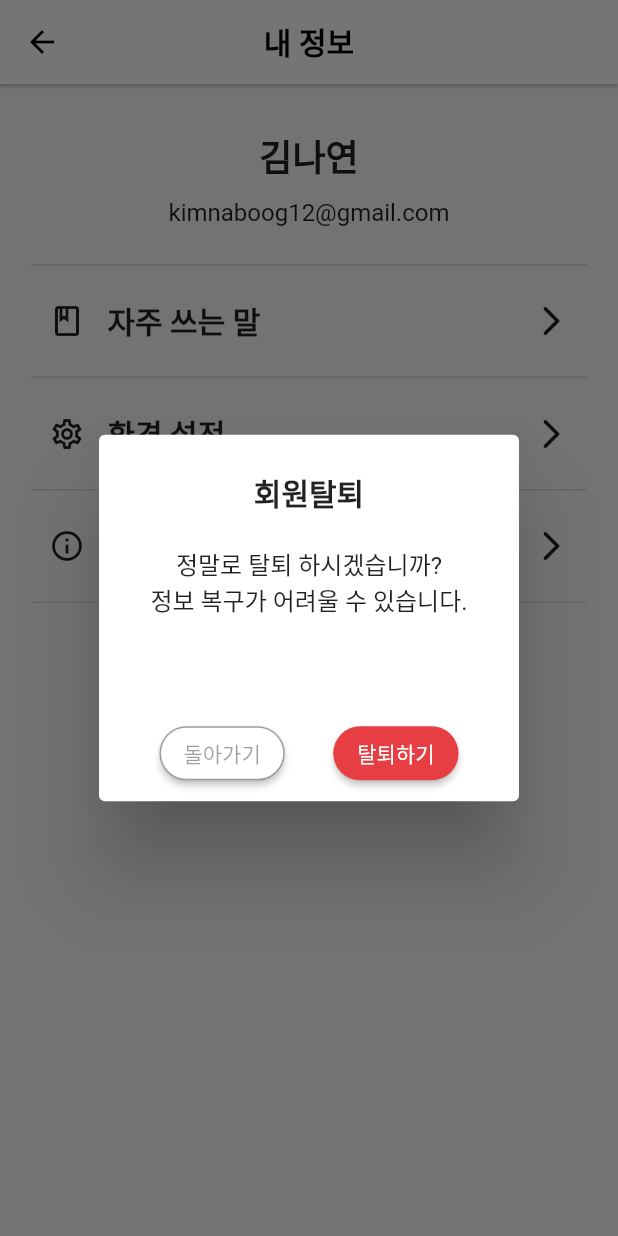
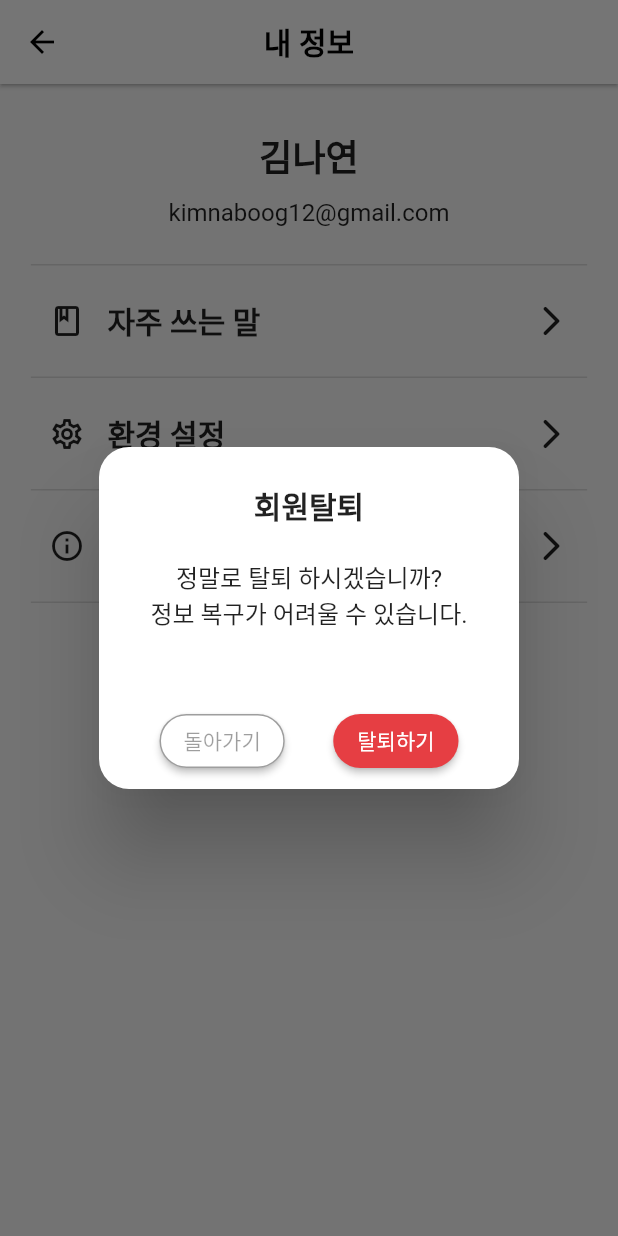
Before and after one commit to team-siksik/hearo, a Flutter app: the SettingHome screen opened directly, after a tap on "회원 탈퇴", on a phone screen of 412 x 824 dp. Run offline on Flutter 3.47's test engine with Material 2 defaults, Android fonts, the phone set to English and light mode, and no system bars; our stand-ins replace carousel_slider, get; missing offline and left inert: chat_gpt_api.

Commit message:
Update: 모달 보더 수정

```diff
--- a/frontend/hearo_app/lib/screens/mysettings/setting_home.dart
+++ b/frontend/hearo_app/lib/screens/mysettings/setting_home.dart
@@ -142,6 +142,8 @@ class SettingHome extends StatelessWidget {
                     onPressed: () => showDialog(
                       context: context,
                       builder: (BuildContext context) => AlertDialog(
+                        shape: RoundedRectangleBorder(
+                            borderRadius: BorderRadius.circular(20)),
                         title: const Text(
                           '로그아웃',
                           textAlign: TextAlign.center,
@@ -205,13 +207,15 @@ class SettingHome extends StatelessWidget {
                     onPressed: () => showDialog(
                       context: context,
                       builder: (BuildContext context) => AlertDialog(
+                        shape: RoundedRectangleBorder(
+                            borderRadius: BorderRadius.circular(20)),
                         title: const Text(
                           '회원탈퇴',
                           textAlign: TextAlign.center,
                           style: TextStyle(fontWeight: FontWeight.bold),
                         ),
                         content: SizedBox(
-                          height: size.height * 0.1,
+                          height: size.height * 0.08,
                           child: Column(
                             children: [
                               const Text(
```
